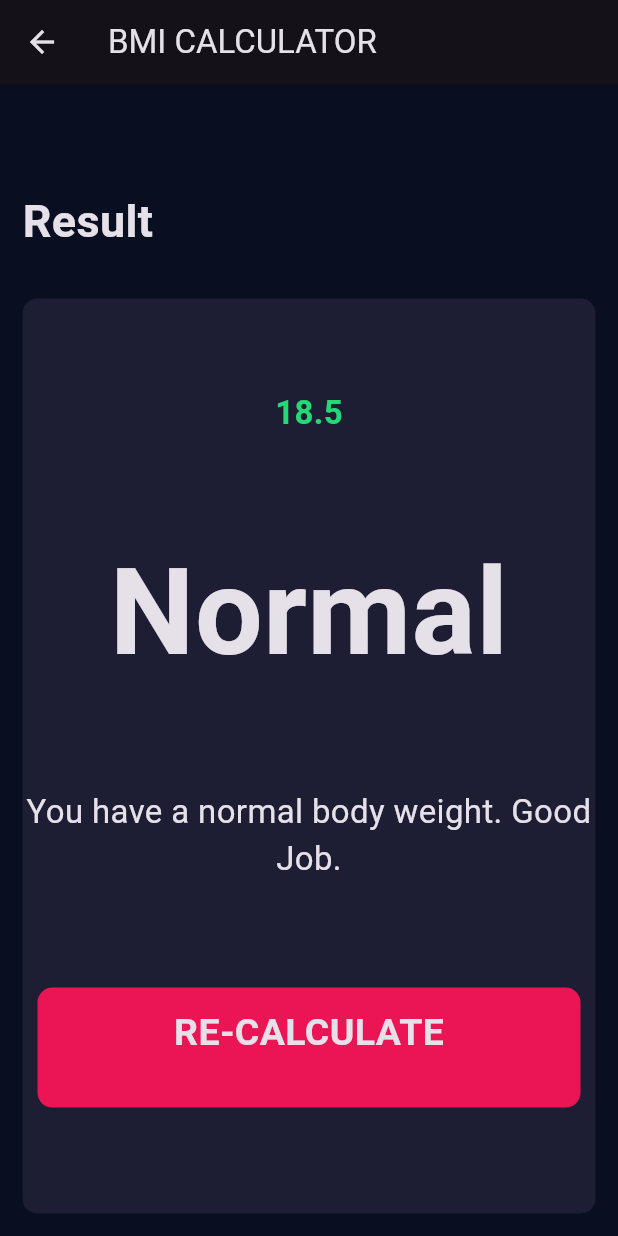
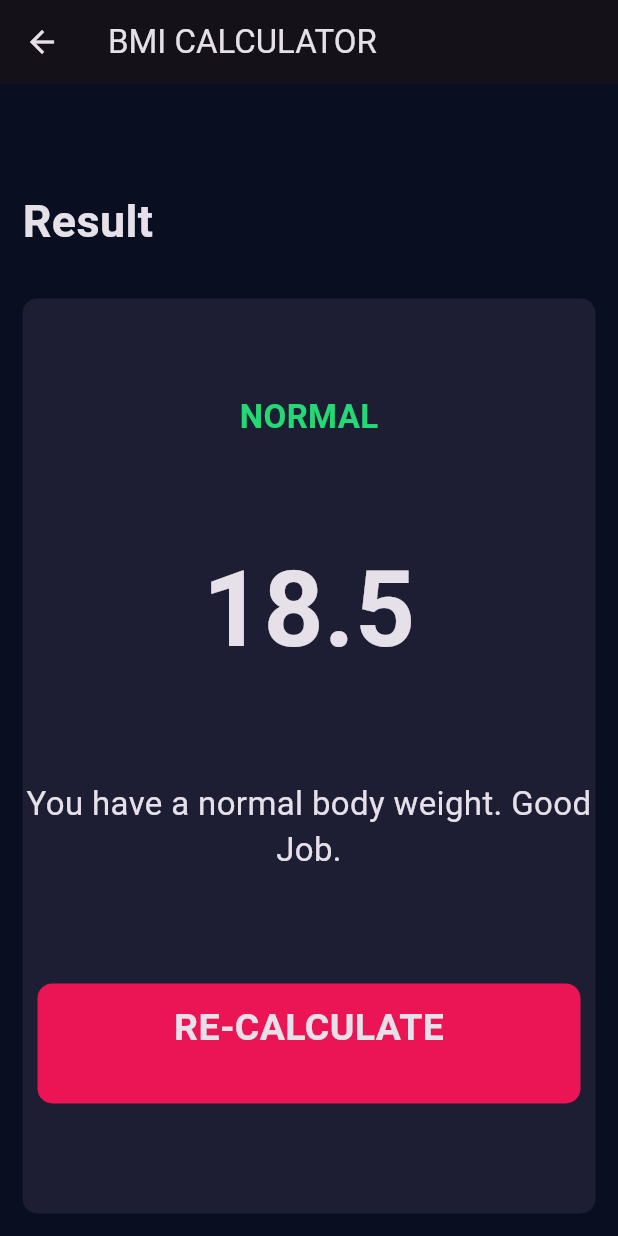
Before and after one commit to Danyyel06/angelabmi, a Flutter app: the screen it shows after launch, after a tap on "CALCULATE", on a phone screen of 412 x 824 dp. Run offline on Flutter 3.47's test engine with Material 3 defaults, Android fonts, the light colour scheme and no system bars.

Commit message:
Changed App Icon and Names

```diff
--- a/lib/calculator_brain.dart
+++ b/lib/calculator_brain.dart
@@ -27,7 +27,7 @@ class CalculatorBrain {
     } else if (_bmi > 18.5) {
       return "You have a normal body weight. Good Job.";
     } else {
-      return "You have  lower than normal body weight. You can eat a bit more";
+      return "You have lower than normal body weight. You can eat a bit more";
     }
   }
 }
--- a/lib/constants.dart
+++ b/lib/constants.dart
@@ -17,5 +17,5 @@ const resultTextStyle = TextStyle(
   fontWeight: FontWeight.bold,
   color: Color(0xFF24D876),
 );
-const BMITextStyle = TextStyle(fontSize: 80.0, fontWeight: FontWeight.bold);
+const BMITextStyle = TextStyle(fontSize: 70.0, fontWeight: FontWeight.bold);
 const bmiBodyTextStyle = TextStyle(fontSize: 22.0);
--- a/lib/results_page.dart
+++ b/lib/results_page.dart
@@ -36,8 +36,8 @@ class ResultsPage extends StatelessWidget {
                 mainAxisAlignment: MainAxisAlignment.spaceEvenly,
                 crossAxisAlignment: CrossAxisAlignment.center,
                 children: [
-                  Text(bmiResult.toUpperCase(), style: resultTextStyle),
-                  Text(resultText, style: BMITextStyle),
+                  Text(resultText.toUpperCase(), style: resultTextStyle),
+                  Text(bmiResult, style: BMITextStyle),
                   Text(
                     interpretation,
                     style: bmiBodyTextStyle,
```
Also changed, not shown: pubspec.yaml (+8 -0 lines), assets/icons/icon.png (added), pubspec.lock, 29 other files.
